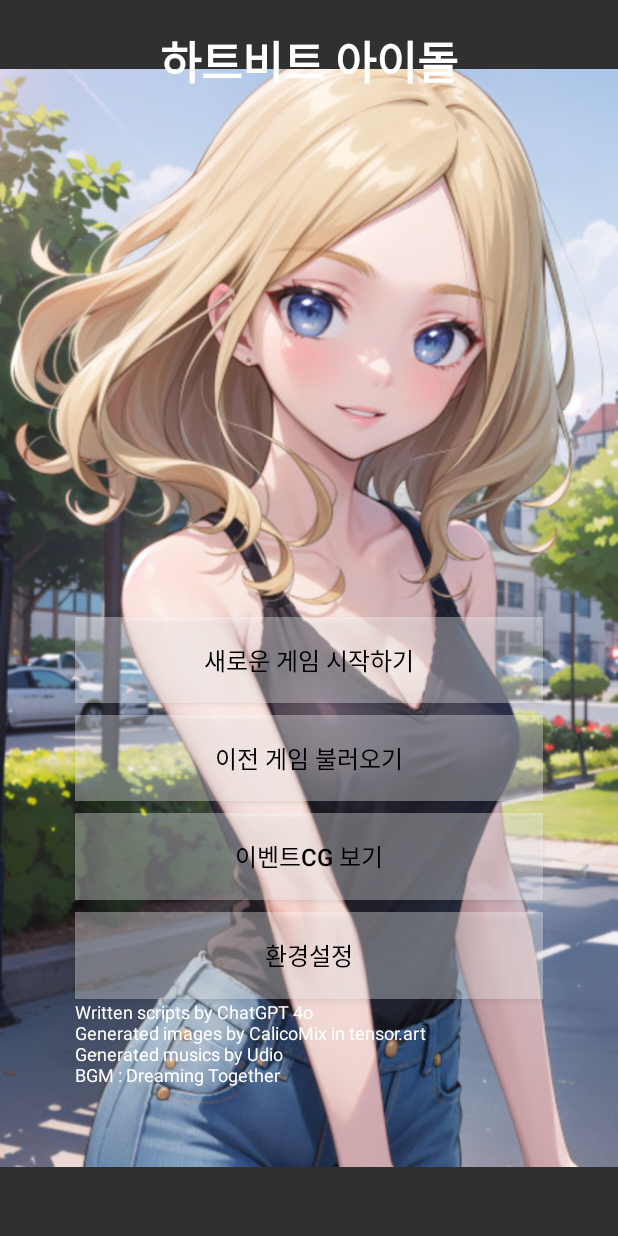
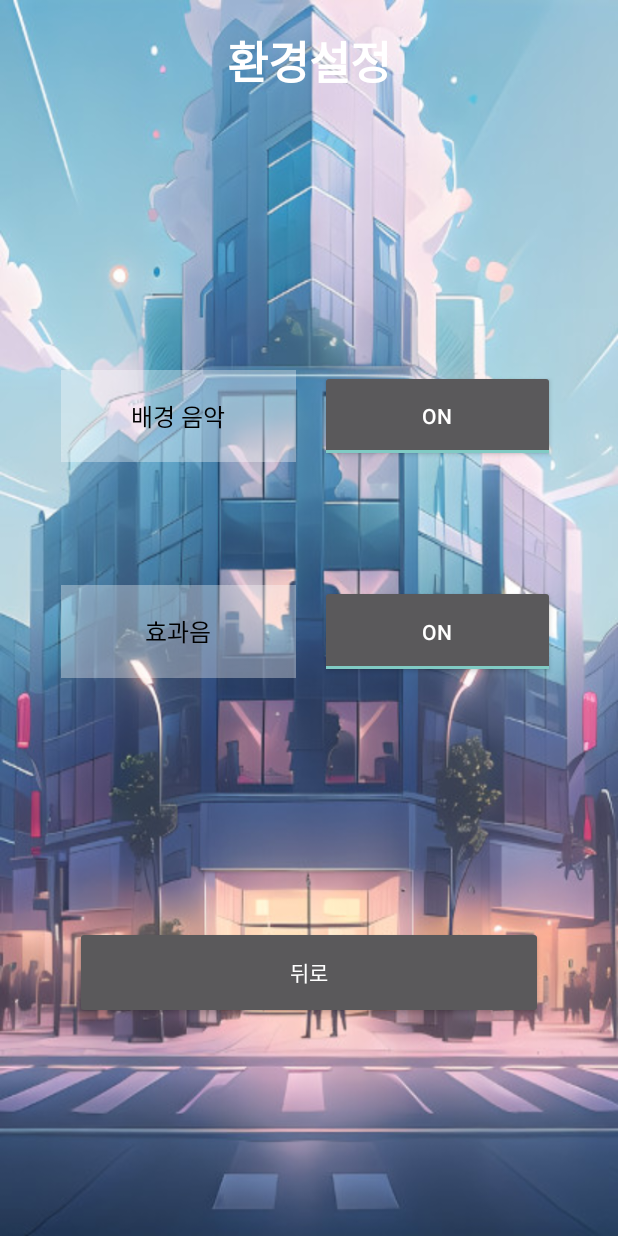
Before and after one commit to nashorn74/GenAIAndroidGameExam, an Android app: the screen it shows after launch (MainActivity before the commit, ConfigActivity after it), after a tap on "환경설정", on a phone screen of 412 x 824 dp. Run offline under Robolectric (Android 15) with nearby library versions, the phone set to English and light mode, and no system bars.

Commit message:
apply sound and string resource

```diff
--- a/app/src/main/AndroidManifest.xml
+++ b/app/src/main/AndroidManifest.xml
@@ -13,9 +13,13 @@
         android:theme="@style/Theme.GenAIAndroidGameExam"
         tools:targetApi="31">
         <activity
+            android:name=".ConfigActivity"
+            android:exported="false"
+            android:theme="@style/Theme.AppCompat.NoActionBar" />
+        <activity
             android:name=".ViewCgActivity"
             android:exported="false"
-            android:theme="@style/Theme.AppCompat.NoActionBar"/>
+            android:theme="@style/Theme.AppCompat.NoActionBar" />
         <activity
             android:name=".ViewCgMenuActivity"
             android:exported="false"
--- /dev/null
+++ b/app/src/main/java/com/omworldgame/genaiandroidgameexam/ConfigActivity.java
@@ -0,0 +1,75 @@
+package com.omworldgame.genaiandroidgameexam;
+
+import android.content.Intent;
+import android.content.SharedPreferences;
+import android.content.pm.ActivityInfo;
+import android.os.Bundle;
+import android.preference.PreferenceManager;
+import android.view.View;
+import android.view.WindowManager;
+import android.widget.ToggleButton;
+
+import androidx.activity.EdgeToEdge;
+import androidx.appcompat.app.AppCompatActivity;
+import androidx.core.graphics.Insets;
+import androidx.core.view.ViewCompat;
+import androidx.core.view.WindowInsetsCompat;
+
+import com.omworldgame.genaiandroidgameexam.common.Utility;
+
+public class ConfigActivity extends AppCompatActivity {
+
+    SharedPreferences preferences = null;
+
+    @Override
+    protected void onCreate(Bundle savedInstanceState) {
+        super.onCreate(savedInstanceState);
+        setContentView(R.layout.activity_config);
+
+        try {
+            setRequestedOrientation(ActivityInfo.SCREEN_ORIENTATION_PORTRAIT);
+        } catch (IllegalStateException ignore) {
+            //nothing
+            //안드로이드 8.0에서 투명배경과 화면고정을 함께 사용하면 에러가 나는 경우에 대한 예외 사항
+        }
+
+        getWindow().addFlags(WindowManager.LayoutParams.FLAG_KEEP_SCREEN_ON);
+
+        preferences = PreferenceManager.getDefaultSharedPreferences(this);
+
+        ToggleButton bgmToggleButton = (ToggleButton)findViewById(R.id.bgm_toggle);
+        ToggleButton soundToggleButton = (ToggleButton)findViewById(R.id.sound_toggle);
+        if (preferences.getBoolean("BGM", true)) {
+            bgmToggleButton.setChecked(true);
+        } else {
+            bgmToggleButton.setChecked(false);
+        }
+        if (preferences.getBoolean("SOUND", true)) {
+            soundToggleButton.setChecked(true);
+        } else {
+            soundToggleButton.setChecked(false);
+        }
+    }
+
+    public void onBGMToggleClicked(View view) {
+        Utility.playWaveFromDAT(R.raw.select);
+    }
+
+    public void onSoundToggleClicked(View view) {
+        Utility.playWaveFromDAT(R.raw.select);
+    }
+    public void onBack(View view) {
+        Utility.playWaveFromDAT(R.raw.click);
+
+        ToggleButton bgmToggleButton = (ToggleButton)findViewById(R.id.bgm_toggle);
+        ToggleButton soundToggleButton = (ToggleButton)findViewById(R.id.sound_toggle);
+        SharedPreferences.Editor editor = preferences.edit();
+        editor.putBoolean("BGM", bgmToggleButton.isChecked());
+        editor.putBoolean("SOUND", soundToggleButton.isChecked());
+        editor.apply();
+
+        Intent intent = new Intent();
+        setResult(RESULT_OK, intent);
+        finish();
+    }
+}
--- a/app/src/main/java/com/omworldgame/genaiandroidgameexam/GameScriptActivity.java
+++ b/app/src/main/java/com/omworldgame/genaiandroidgameexam/GameScriptActivity.java
@@ -109,7 +109,9 @@ public class GameScriptActivity extends AppCompatActivity {
             if (preferences.getBoolean("BGM", true)) {
                 if (scriptFilename.equals("bad_ending") || scriptIndex.equals("[HAPPYEND]")) {
                     mediaPlayer = MediaPlayer.create(this, R.raw.bgm05_rise_and_shine);
-                } else if (scriptFilename.equals("intro") || scriptFilename.equals("char1")) {
+                } else if (scriptFilename.equals("intro") || scriptFilename.equals("common")) {
+                    mediaPlayer = MediaPlayer.create(this, R.raw.bgm06_serene_starlight);
+                } else if (scriptFilename.equals("char1")) {
                     mediaPlayer = MediaPlayer.create(this, R.raw.bgm02_whispered_grace);
                 } else if (scriptFilename.equals("char2")) {
                     mediaPlayer = MediaPlayer.create(this, R.raw.bgm03_radiant_dynamo);
--- a/app/src/main/java/com/omworldgame/genaiandroidgameexam/MainActivity.java
+++ b/app/src/main/java/com/omworldgame/genaiandroidgameexam/MainActivity.java
@@ -17,6 +17,7 @@ import android.view.WindowManager;
 import android.widget.EditText;
 import android.widget.ImageView;
 
+import com.omworldgame.genaiandroidgameexam.common.Constant;
 import com.omworldgame.genaiandroidgameexam.common.Utility;
 
 import java.util.Random;
@@ -79,7 +80,7 @@ public class MainActivity extends AppCompatActivity {
     }
 
     public void onStartGame(View view) {
-        /*Utility.playWaveFromDAT(R.raw.select);*/
+        Utility.playWaveFromDAT(R.raw.select);
 
         AlertDialog.Builder builder = new AlertDialog.Builder(this);
         builder.setTitle(R.string.input_name);
@@ -115,29 +116,25 @@ public class MainActivity extends AppCompatActivity {
     }
 
     public void onViewCG(View view) {
-        //Utility.playWaveFromDAT(R.raw.select);
+        Utility.playWaveFromDAT(R.raw.select);
 
         Intent intent = new Intent(MainActivity.this, ViewCgMenuActivity.class);
         startActivity(intent);
     }
 
     public void onSettings(View view) {
-        /*Utility.playWaveFromDAT(R.raw.select);
+        Utility.playWaveFromDAT(R.raw.select);
 
-        //Intent intent = new Intent(MainActivity.this, ViewScriptMenuActivity.class);
-        //startActivity(intent);
         Intent intent = new Intent(MainActivity.this, ConfigActivity.class);
-        startActivityForResult(intent, Constant.GM_CONFIG);*/
+        startActivityForResult(intent, Constant.GM_CONFIG);
     }
 
     @Override
     protected void onActivityResult(int requestCode, int resultCode, @Nullable Intent data) {
         super.onActivityResult(requestCode, resultCode, data);
-        /*if (requestCode == Constant.GM_LOAD) {
+        if (requestCode == Constant.GM_LOAD) {
             if (resultCode == RESULT_OK) {
                 int loadNum = data.getIntExtra("load_num", 0);
-
-                //TODO 저장된 파일이 있는지 체크
 
                 Intent intent = new Intent(MainActivity.this, GameMainActivity.class);
                 intent.putExtra("load_num", loadNum);
@@ -145,7 +142,7 @@ public class MainActivity extends AppCompatActivity {
             }
         } else if (requestCode == Constant.GM_CONFIG) {
             if (preferences.getBoolean("BGM", true)) {
-                mediaPlayer = MediaPlayer.create(this, R.raw.bgm00_casanova_whispers);
+                mediaPlayer = MediaPlayer.create(this, R.raw.bgm01_dreaming_together);
                 mediaPlayer.setLooping(true);
                 mediaPlayer.start();
             } else {
@@ -153,7 +150,7 @@ public class MainActivity extends AppCompatActivity {
                     mediaPlayer.stop();
                 }
             }
-        }*/
+        }
     }
 
     @Override
--- a/app/src/main/java/com/omworldgame/genaiandroidgameexam/MoveActivity.java
+++ b/app/src/main/java/com/omworldgame/genaiandroidgameexam/MoveActivity.java
@@ -11,6 +11,7 @@ import android.widget.TextView;
 
 import androidx.appcompat.app.AppCompatActivity;
 
+import com.omworldgame.genaiandroidgameexam.common.Utility;
 import com.omworldgame.genaiandroidgameexam.entity.PlaceData;
 
 import java.util.ArrayList;
@@ -174,6 +175,8 @@ public class MoveActivity extends AppCompatActivity {
     }
 
     public void onComplete(View view) {
+        Utility.playWaveFromDAT(R.raw.click);
+
         Intent intent = new Intent();
         intent.putExtra("place_num", 9998);
         setResult(RESULT_OK, intent);
--- /dev/null
+++ b/app/src/main/res/layout/activity_config.xml
@@ -0,0 +1,115 @@
+<?xml version="1.0" encoding="utf-8"?>
+<androidx.constraintlayout.widget.ConstraintLayout xmlns:android="http://schemas.android.com/apk/res/android"
+    xmlns:app="http://schemas.android.com/apk/res-auto"
+    xmlns:tools="http://schemas.android.com/tools"
+    android:id="@+id/main"
+    android:layout_width="match_parent"
+    android:layout_height="match_parent"
+    tools:context=".ConfigActivity">
+    <ImageView android:id="@+id/main_image"
+        android:layout_width="match_parent"
+        android:layout_height="match_parent"
+        android:background="@drawable/bg000"/>
+    <LinearLayout
+        android:layout_width="match_parent"
+        android:layout_height="match_parent"
+        android:orientation="vertical"
+        android:weightSum="1">
+        <TextView
+            android:layout_width="match_parent"
+            android:layout_height="0dp"
+            android:layout_weight="0.1"
+            android:gravity="center"
+            android:textSize="30sp"
+            android:textStyle="bold"
+            android:textColor="@color/white"
+            android:text="@string/settings"/>
+        <TextView
+            android:layout_width="match_parent"
+            android:layout_height="0dp"
+            android:layout_weight="0.2"/>
+        <LinearLayout
+            android:layout_width="match_parent"
+            android:layout_height="0dp"
+            android:layout_weight="0.075"
+            android:orientation="horizontal"
+            android:weightSum="1">
+            <TextView
+                android:layout_width="0dp"
+                android:layout_height="match_parent"
+                android:layout_weight="0.1"/>
+            <TextView
+                android:layout_width="0dp"
+                android:layout_height="match_parent"
+                android:layout_weight="0.38"
+                android:gravity="center"
+                android:textColor="@color/black"
+                android:textSize="16sp"
+                android:text="@string/bgm"
+                android:background="#55ffffff"/>
+            <TextView
+                android:layout_width="0dp"
+                android:layout_height="match_parent"
+                android:layout_weight="0.04"/>
+            <ToggleButton
+                android:id="@+id/bgm_toggle"
+                android:layout_width="0dp"
+                android:layout_height="match_parent"
+                android:layout_weight="0.38"
+                android:textOn="On"
+                android:textOff="Off"
+                android:onClick="onBGMToggleClicked"/>
+        </LinearLayout>
+
+        <TextView
+            android:layout_width="match_parent"
+            android:layout_height="0dp"
+            android:layout_weight="0.1"/>
+
+        <LinearLayout
+            android:layout_width="match_parent"
+            android:layout_height="0dp"
+            android:layout_weight="0.075"
+            android:orientation="horizontal"
+            android:weightSum="1">
+            <TextView
+                android:layout_width="0dp"
+                android:layout_height="match_parent"
+                android:layout_weight="0.1"/>
+            <TextView
+                android:layout_width="0dp"
+                android:layout_height="match_parent"
+                android:layout_weight="0.38"
+                android:gravity="center"
+                android:textColor="@color/black"
+                android:textSize="16sp"
+                android:text="@string/sound"
+                android:id="@+id/sound_on_button"
+                android:background="#55ffffff"/>
+            <TextView
+                android:layout_width="0dp"
+                android:layout_height="match_parent"
+                android:layout_weight="0.04"/>
+            <ToggleButton
+                android:id="@+id/sound_toggle"
+                android:layout_width="0dp"
+                android:layout_height="match_parent"
+                android:layout_weight="0.38"
+                android:textOn="On"
+                android:textOff="Off"
+                android:onClick="onSoundToggleClicked"/>
+        </LinearLayout>
+        <TextView
+            android:layout_width="match_parent"
+            android:layout_height="0dp"
+            android:layout_weight="0.2"/>
+        <Button
+            android:layout_width="match_parent"
+            android:layout_height="0dp"
+            android:layout_weight="0.075"
+            android:layout_marginLeft="50dp"
+            android:layout_marginRight="50dp"
+            android:text="@string/back_button"
+            android:onClick="onBack"/>
+    </LinearLayout>
+</androidx.constraintlayout.widget.ConstraintLayout>
--- a/app/src/main/res/layout/activity_game_main.xml
+++ b/app/src/main/res/layout/activity_game_main.xml
@@ -52,7 +52,7 @@
                 android:textStyle="bold"
                 android:textColor="@color/white"
                 android:textSize="18sp"
-                android:text="MOVE"
+                android:text="@string/move_button"
                 android:onClick="onMove"/>
             <Button
                 android:id="@+id/save_button"
@@ -63,7 +63,7 @@
                 android:textStyle="bold"
                 android:textColor="@color/white"
                 android:textSize="18sp"
-                android:text="SAVE"
+                android:text="@string/save_button"
                 android:onClick="onSave"/>
             <Button
                 android:id="@+id/quit_button"
@@ -74,7 +74,7 @@
                 android:textStyle="bold"
                 android:textColor="@color/white"
                 android:textSize="18sp"
-                android:text="QUIT"
+                android:text="@string/quit_button"
                 android:onClick="onQuit"/>
         </LinearLayout>
 
--- a/app/src/main/res/layout/activity_view_cg_menu.xml
+++ b/app/src/main/res/layout/activity_view_cg_menu.xml
@@ -110,7 +110,7 @@
         <LinearLayout
             android:layout_width="match_parent"
             android:layout_height="0dp"
-            android:layout_weight="0.1"
+            android:layout_weight="0.075"
             android:orientation="horizontal"
             android:weightSum="1">
             <TextView
@@ -122,7 +122,7 @@
                 android:layout_width="0dp"
                 android:layout_height="match_parent"
                 android:layout_weight="0.3"
-                android:text="BACK"
+                android:text="@string/back_button"
                 android:onClick="onBack"/>
         </LinearLayout>
     </LinearLayout>
--- a/app/src/main/res/values/strings.xml
+++ b/app/src/main/res/values/strings.xml
@@ -28,5 +28,15 @@
     <string name="bgm_1_name">Whispered Grace (유아라 테마)</string>
     <string name="bgm_2_name">Radiant Dynamo (박지원 테마)</string>
     <string name="bgm_3_name">Radiant Heart (김유진 테마)</string>
-    <string name="bgm_4_name">Radiant Heart (주인공 테마)</string>
+    <string name="bgm_4_name">Serene Starlight (주인공 테마)</string>
+
+    <string name="prev_button">이전</string>
+    <string name="next_button">다음</string>
+    <string name="back_button">뒤로</string>
+    <string name="complete_button">다음 날로</string>
+    <string name="move_button">이동</string>
+    <string name="save_button">저장</string>
+    <string name="quit_button">종료</string>
+    <string name="bgm">배경 음악</string>
+    <string name="sound">효과음</string>
 </resources>
```
Also changed, not shown: app/src/main/java/com/omworldgame/genaiandroidgameexam/GameMainActivity.java (+6 -6 lines), app/src/main/java/com/omworldgame/genaiandroidgameexam/ViewCgActivity.java (+4 -5 lines), app/src/main/res/layout/activity_move.xml (+5 -3 lines), app/src/main/res/layout/activity_view_cg.xml (+5 -5 lines), 6 other files.
